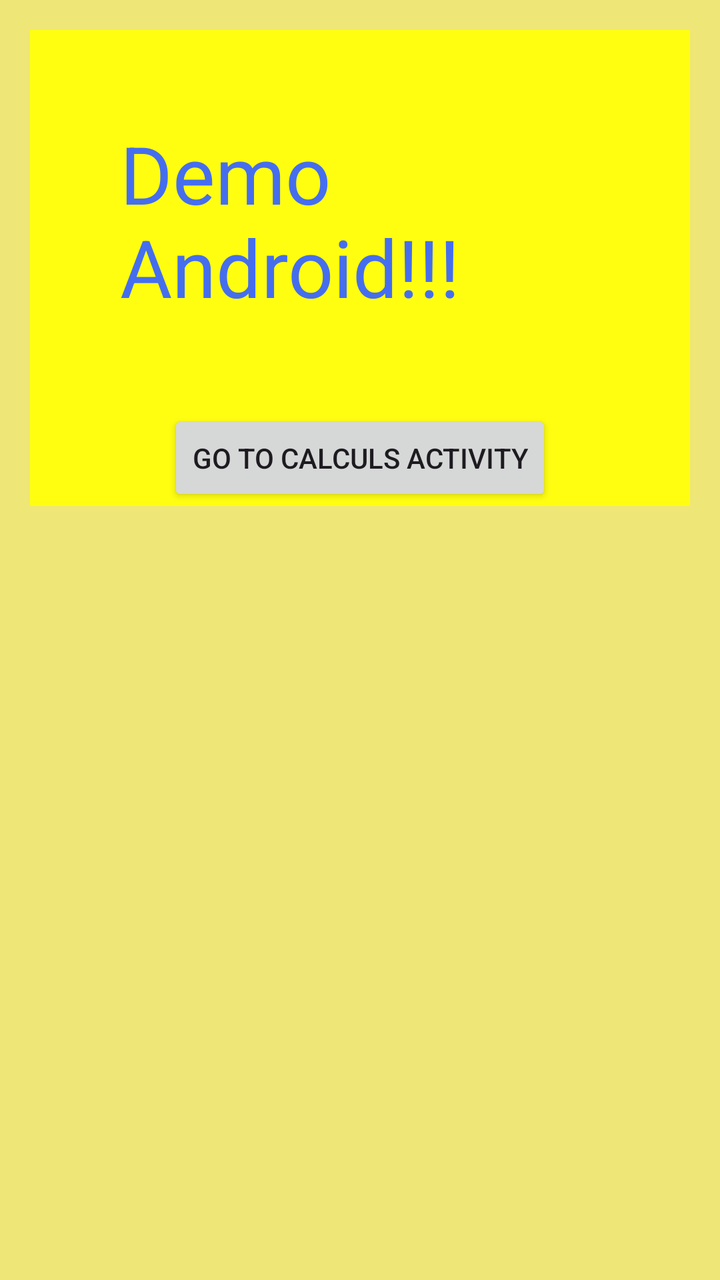
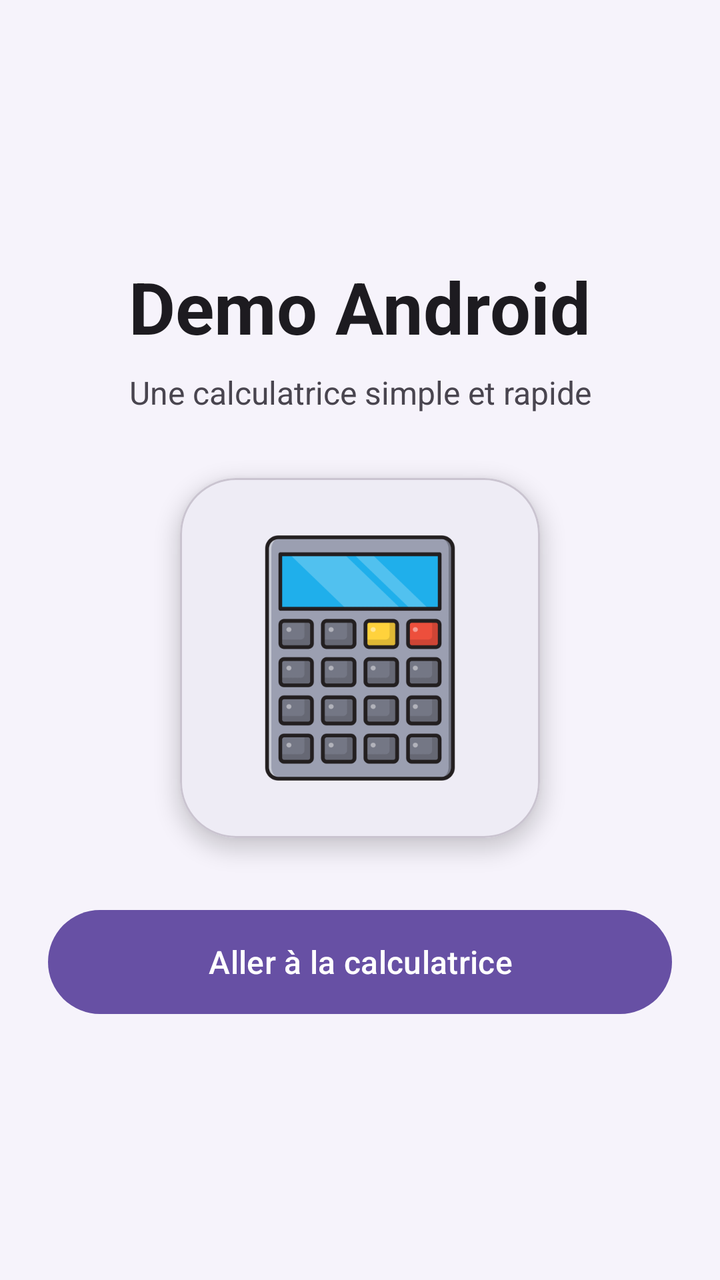

Compare the two renders of this Android layout. The source of the first and the diff that turns it into the second are given below.
<!-- AndroidManifest.xml: application theme Theme.DemoAndroid -->
<!-- res/layout/activity_main.xml -->
<?xml version="1.0" encoding="utf-8"?>
<RelativeLayout xmlns:android="http://schemas.android.com/apk/res/android"
    xmlns:tools="http://schemas.android.com/tools"
    android:id="@+id/main"
    android:layout_width="match_parent"
    android:layout_height="match_parent"
    android:background="#eee777"
    tools:context=".MainActivity">

    <LinearLayout
        android:layout_width="match_parent"
        android:layout_height="wrap_content"
        android:layout_centerHorizontal="true"
        android:layout_margin="15dp"
        android:background="#fffe11"
        android:gravity="center"
        android:orientation="vertical">

        <TextView
            android:layout_width="wrap_content"
            android:layout_height="wrap_content"
            android:layout_margin="45dp"
            android:text="Demo Android!!!"
            android:textColor="#456eee"
            android:textSize="40sp" />

        <Button
            android:id="@+id/btnNav1"
            android:layout_width="wrap_content"
            android:layout_height="wrap_content"
            android:text="Go To Calculs Activity" />

    </LinearLayout>
</RelativeLayout>
<!-- resources referenced by this layout -->
<resources>
  <style name="Theme.DemoAndroid" parent="Base.Theme.DemoAndroid" />
  <style name="Base.Theme.DemoAndroid" parent="Theme.Material3.Light.NoActionBar">
          <item name="colorPrimary">@color/primary</item>
          <item name="colorOnPrimary">@color/white</item>
          <item name="colorPrimaryContainer">@color/primary_container</item>
          <item name="colorOnPrimaryContainer">@color/on_primary_container</item>
          <item name="colorSurface">@color/surface</item>
          <item name="android:colorBackground">@color/background</item>
          <item name="colorOnSurface">@color/text_primary</item>
          <item name="colorOnSurfaceVariant">@color/text_secondary</item>
      </style>
  <color name="primary">#6750A4</color>
  <color name="white">#FFFFFFFF</color>
  <color name="primary_container">#EADDFF</color>
  <color name="on_primary_container">#21005D</color>
  <color name="surface">#FFFFFF</color>
  <color name="background">#F6F3FB</color>
  <color name="text_primary">#1D1B20</color>
  <color name="text_secondary">#49454F</color>
</resources>

<!-- the commit's change to res/layout/activity_main.xml (unified diff, before → after) -->
@@ -1,34 +1,63 @@
 <?xml version="1.0" encoding="utf-8"?>
-<RelativeLayout xmlns:android="http://schemas.android.com/apk/res/android"
+<ScrollView xmlns:android="http://schemas.android.com/apk/res/android"
+    xmlns:app="http://schemas.android.com/apk/res-auto"
     xmlns:tools="http://schemas.android.com/tools"
     android:id="@+id/main"
     android:layout_width="match_parent"
     android:layout_height="match_parent"
-    android:background="#eee777"
+    android:background="@color/background"
+    android:fillViewport="true"
     tools:context=".MainActivity">
 
     <LinearLayout
         android:layout_width="match_parent"
         android:layout_height="wrap_content"
-        android:layout_centerHorizontal="true"
-        android:layout_margin="15dp"
-        android:background="#fffe11"
         android:gravity="center"
-        android:orientation="vertical">
+        android:orientation="vertical"
+        android:padding="24dp">
 
         <TextView
             android:layout_width="wrap_content"
             android:layout_height="wrap_content"
-            android:layout_margin="45dp"
-            android:text="Demo Android!!!"
-            android:textColor="#456eee"
-            android:textSize="40sp" />
+            android:text="@string/titre_accueil"
+            android:textColor="@color/text_primary"
+            android:textSize="36sp"
+            android:textStyle="bold" />
 
-        <Button
-            android:id="@+id/btnNav1"
+        <TextView
             android:layout_width="wrap_content"
             android:layout_height="wrap_content"
-            android:text="Go To Calculs Activity" />
+            android:layout_marginTop="8dp"
+            android:gravity="center"
+            android:text="@string/sous_titre_accueil"
+            android:textColor="@color/text_secondary"
+            android:textSize="16sp" />
+
+        <com.google.android.material.card.MaterialCardView
+            android:layout_width="wrap_content"
+            android:layout_height="wrap_content"
+            android:layout_marginTop="32dp"
+            android:layout_marginBottom="32dp"
+            app:cardBackgroundColor="@color/surface"
+            app:cardCornerRadius="28dp"
+            app:cardElevation="6dp">
+
+            <ImageView
+                android:layout_width="180dp"
+                android:layout_height="180dp"
+                android:adjustViewBounds="true"
+                android:contentDescription="@string/description_image_calculatrice"
+                android:padding="24dp"
+                android:src="@drawable/calculatrice" />
+        </com.google.android.material.card.MaterialCardView>
+
+        <com.google.android.material.button.MaterialButton
+            android:id="@+id/btnNav1"
+            android:layout_width="match_parent"
+            android:layout_height="60dp"
+            android:text="@string/bouton_vers_calculs"
+            android:textSize="16sp"
+            app:cornerRadius="30dp" />
 
     </LinearLayout>
-</RelativeLayout>
+</ScrollView>
<!-- resource entries referenced after the edit -->
@@ -19,5 +19,10 @@
   <color name="background">#F6F3FB</color>
   <color name="text_primary">#1D1B20</color>
   <color name="text_secondary">#49454F</color>
+  <!-- drawable calculatrice: png bitmap (drawable, 25879 bytes) -->
+  <string name="bouton_vers_calculs">Aller à la calculatrice</string>
+  <string name="description_image_calculatrice">Illustration d\'une calculatrice</string>
+  <string name="sous_titre_accueil">Une calculatrice simple et rapide</string>
+  <string name="titre_accueil">Demo Android</string>
 </resources>
 
